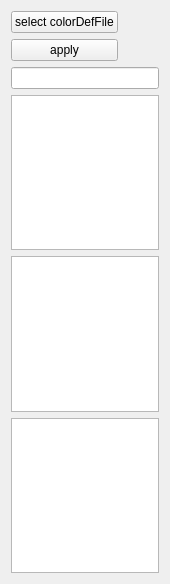
Before: the Qt Designer form src/colordefwidget.ui in chenghongfeng/QssCreator, drawn with Qt 5.
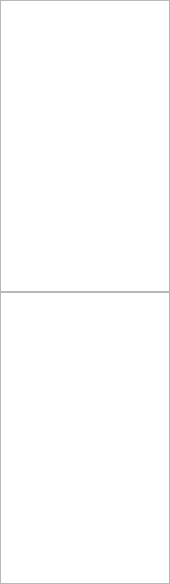
After: the same form once the commit is applied.

Patch:
```diff
--- a/src/colordefwidget.ui
+++ b/src/colordefwidget.ui
@@ -14,53 +14,27 @@
    <string>Form</string>
   </property>
   <layout class="QVBoxLayout" name="verticalLayout_2">
-   <item>
-    <layout class="QHBoxLayout" name="horizontalLayout">
-     <item>
-      <layout class="QVBoxLayout" name="verticalLayout">
-       <item>
-        <widget class="QPushButton" name="openColorDefFileBtn">
-         <property name="text">
-          <string>select colorDefFile</string>
-         </property>
-        </widget>
-       </item>
-       <item>
-        <widget class="QPushButton" name="applyBtn">
-         <property name="text">
-          <string>apply</string>
-         </property>
-        </widget>
-       </item>
-      </layout>
-     </item>
-     <item>
-      <spacer name="horizontalSpacer">
-       <property name="orientation">
-        <enum>Qt::Horizontal</enum>
-       </property>
-       <property name="sizeHint" stdset="0">
-        <size>
-         <width>40</width>
-         <height>20</height>
-        </size>
-       </property>
-      </spacer>
-     </item>
-    </layout>
-   </item>
-   <item>
-    <widget class="QLineEdit" name="regLineEdit"/>
-   </item>
+   <property name="spacing">
+    <number>0</number>
+   </property>
+   <property name="leftMargin">
+    <number>0</number>
+   </property>
+   <property name="topMargin">
+    <number>0</number>
+   </property>
+   <property name="rightMargin">
+    <number>0</number>
+   </property>
+   <property name="bottomMargin">
+    <number>0</number>
+   </property>
    <item>
     <widget class="QListView" name="colorListView"/>
    </item>
    <item>
     <widget class="QTableView" name="colorTableView"/>
    </item>
-   <item>
-    <widget class="QTableWidget" name="defsTableWidget"/>
-   </item>
   </layout>
  </widget>
  <resources/>
```
